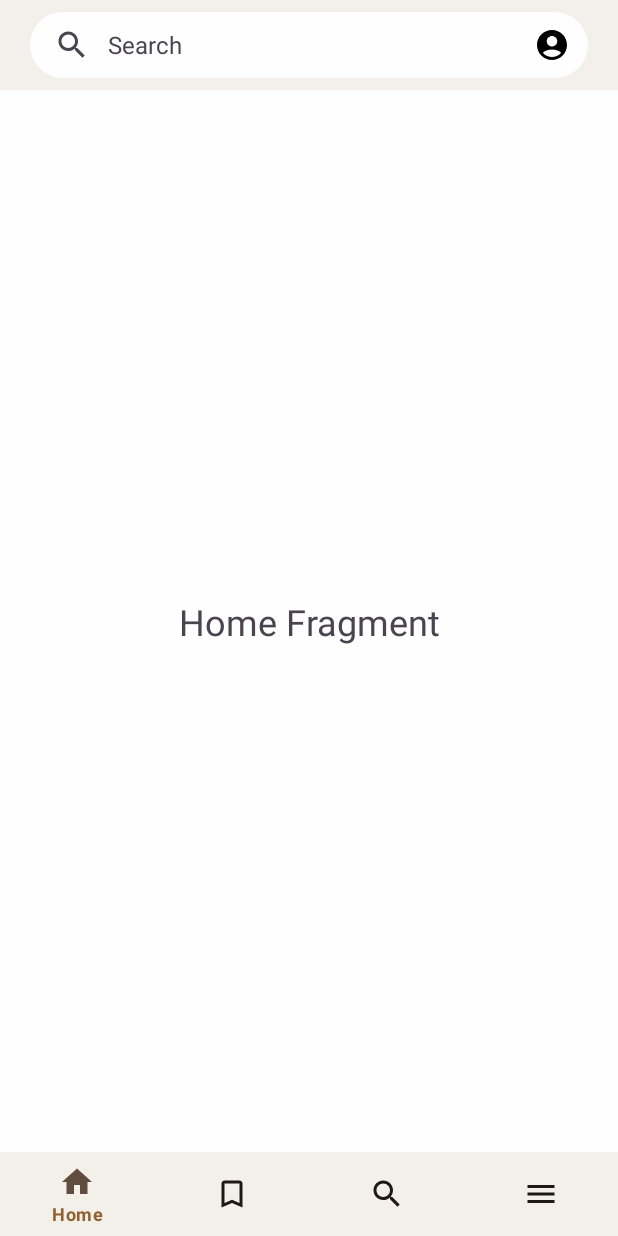
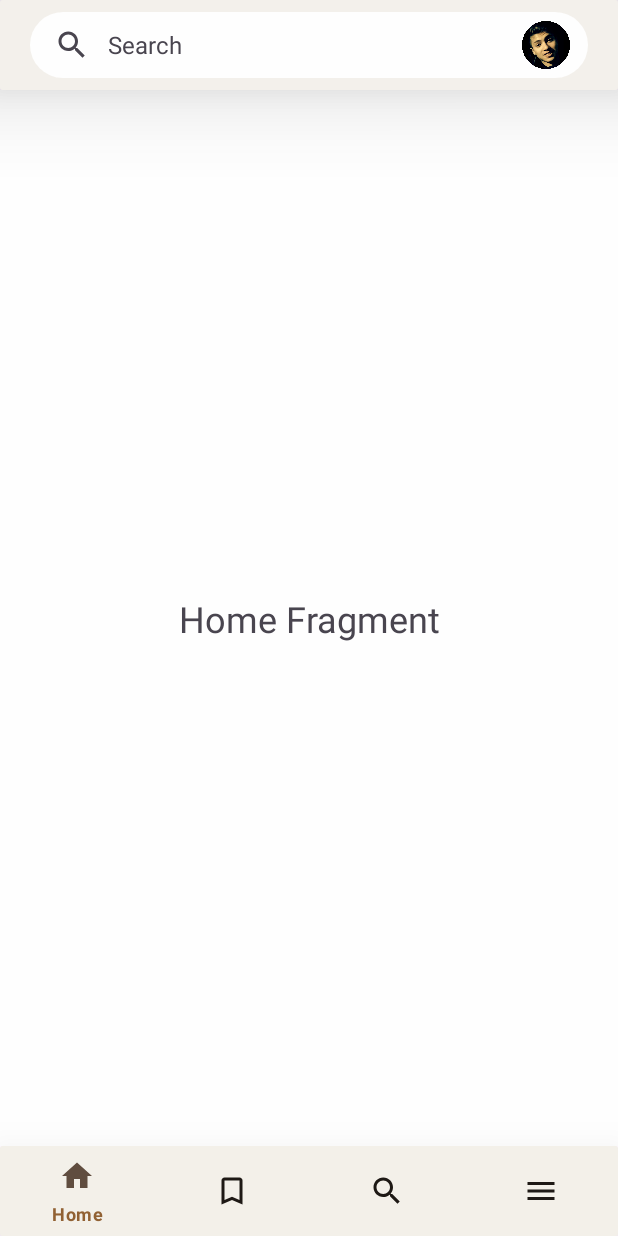
Before and after one commit to d-slesarev/BookFineder, an Android app: the HomeActivity screen opened directly, with no data from a screen before it, on a phone screen of 412 x 824 dp. Run offline under Robolectric (Android 15) with nearby library versions, the phone set to English and light mode, and no system bars; our stand-ins replace navigation-ui; Roboto replaces fonts that are not available here.

Commit message:
Аватар + Тени на Тулбаре Домашнего окна + кнопка меню как Аватар!

```diff
--- a/app/build.gradle.kts
+++ b/app/build.gradle.kts
@@ -55,7 +55,8 @@ dependencies {
     implementation("androidx.navigation:navigation-fragment-ktx:2.7.5")
     implementation("androidx.navigation:navigation-ui-ktx:2.7.5")
 
-    implementation("com.readystatesoftware.systembartint:systembartint:1.0.3")
+    implementation("de.hdodenhof:circleimageview:3.1.0")
+    implementation("com.github.bumptech.glide:glide:4.15.1")
 
 
     testImplementation("junit:junit:4.13.2")
--- a/app/src/main/java/ua/khai/slesarev/bookfinder/home_screen/HomeActivity.kt
+++ b/app/src/main/java/ua/khai/slesarev/bookfinder/home_screen/HomeActivity.kt
@@ -1,18 +1,31 @@
 package ua.khai.slesarev.bookfinder.home_screen
 
 import android.app.Dialog
+import android.content.ContentValues.TAG
 import android.graphics.Color
 import android.graphics.drawable.ColorDrawable
+import android.graphics.drawable.Drawable
 import androidx.appcompat.app.AppCompatActivity
 import android.os.Bundle
+import android.util.Log
+import android.view.MenuItem
+import android.view.View
 import android.view.Window
+import androidx.lifecycle.lifecycleScope
 import androidx.navigation.fragment.NavHostFragment
 import androidx.navigation.fragment.findNavController
 import androidx.navigation.ui.setupWithNavController
+import com.bumptech.glide.Glide
+import com.bumptech.glide.load.engine.GlideException
+import com.bumptech.glide.request.RequestListener
+import com.bumptech.glide.request.target.Target
 import com.google.android.material.bottomnavigation.BottomNavigationView
 import com.google.android.material.search.SearchBar
 import com.google.android.material.search.SearchView
+import kotlinx.coroutines.Dispatchers
+import kotlinx.coroutines.launch
 import ua.khai.slesarev.bookfinder.R
+import javax.sql.DataSource
 
 class HomeActivity : AppCompatActivity() {
 
@@ -31,6 +44,38 @@ class HomeActivity : AppCompatActivity() {
         val searchBar = findViewById<SearchBar>(R.id.search_bar)
         val searchView = findViewById<SearchView>(R.id.search_view)
         searchView.setupWithSearchBar(searchBar)
+
+
+        Glide.with(this)
+            .load(R.drawable.ic_big_avatar)
+            .centerCrop()
+            .circleCrop()
+            .sizeMultiplier(0.50f) //optional
+            .addListener(object : RequestListener<Drawable> {
+
+                override fun onResourceReady(
+                    resource: Drawable?,
+                    model: Any?,
+                    target: com.bumptech.glide.request.target.Target<Drawable>?,
+                    dataSource: com.bumptech.glide.load.DataSource?,
+                    isFirstResource: Boolean
+                ): Boolean {
+                    Log.d(TAG, "loadImage: ready")
+                    resource?.let { renderProfileImage(it, searchBar) }
+                    return true
+                }
+
+                override fun onLoadFailed(
+                    e: GlideException?,
+                    model: Any?,
+                    target: Target<Drawable>?,
+                    isFirstResource: Boolean
+                ): Boolean {
+                    Log.e(TAG, "loadImage: failed")
+                    return true
+                }
+
+            }).submit()
 
         searchBar.setOnMenuItemClickListener { item ->
             when (item.itemId) {
@@ -52,4 +97,10 @@ class HomeActivity : AppCompatActivity() {
             }
         }
     }
+
+    private fun renderProfileImage(resource:Drawable, searchTopBar: SearchBar) {
+        lifecycleScope.launch(Dispatchers.Main){ //Running on Main/UI thread
+            searchTopBar.menu.findItem(R.id.action_search).icon = resource
+        }
+    }
 }
--- /dev/null
+++ b/app/src/main/res/drawable/circle_background.xml
@@ -0,0 +1,6 @@
+<?xml version="1.0" encoding="utf-8"?>
+<shape xmlns:android="http://schemas.android.com/apk/res/android"
+    android:shape="oval">
+    <solid android:color="#FFFFFF"/>
+    <size android:width="22dp" android:height="22dp"/>
+</shape>
--- /dev/null
+++ b/app/src/main/res/drawable/ic_add_photo_12.xml
@@ -0,0 +1,5 @@
+<vector android:height="12dp" android:tint="#656161"
+    android:viewportHeight="24" android:viewportWidth="24"
+    android:width="12dp" xmlns:android="http://schemas.android.com/apk/res/android">
+    <path android:fillColor="@android:color/white" android:pathData="M3,4V1h2v3h3v2H5v3H3V6H0V4H3zM6,10V7h3V4h7l1.83,2H21c1.1,0 2,0.9 2,2v12c0,1.1 -0.9,2 -2,2H5c-1.1,0 -2,-0.9 -2,-2V10H6zM13,19c2.76,0 5,-2.24 5,-5s-2.24,-5 -5,-5s-5,2.24 -5,5S10.24,19 13,19zM9.8,14c0,1.77 1.43,3.2 3.2,3.2s3.2,-1.43 3.2,-3.2s-1.43,-3.2 -3.2,-3.2S9.8,12.23 9.8,14z"/>
+</vector>
--- /dev/null
+++ b/app/src/main/res/drawable/ic_add_photo_24.xml
@@ -0,0 +1,5 @@
+<vector android:height="24dp" android:tint="#656161"
+    android:viewportHeight="24" android:viewportWidth="24"
+    android:width="24dp" xmlns:android="http://schemas.android.com/apk/res/android">
+    <path android:fillColor="@android:color/white" android:pathData="M3,4V1h2v3h3v2H5v3H3V6H0V4H3zM6,10V7h3V4h7l1.83,2H21c1.1,0 2,0.9 2,2v12c0,1.1 -0.9,2 -2,2H5c-1.1,0 -2,-0.9 -2,-2V10H6zM13,19c2.76,0 5,-2.24 5,-5s-2.24,-5 -5,-5s-5,2.24 -5,5S10.24,19 13,19zM9.8,14c0,1.77 1.43,3.2 3.2,3.2s3.2,-1.43 3.2,-3.2s-1.43,-3.2 -3.2,-3.2S9.8,12.23 9.8,14z"/>
+</vector>
--- /dev/null
+++ b/app/src/main/res/drawable/menu_icon.xml
@@ -0,0 +1,5 @@
+<?xml version="1.0" encoding="utf-8"?>
+<layer-list xmlns:android="http://schemas.android.com/apk/res/android">
+    <item android:drawable="@drawable/ic_big_avatar"/>
+    <item android:drawable="@drawable/circle_background"/>
+</layer-list>
--- a/app/src/main/res/layout/activity_home.xml
+++ b/app/src/main/res/layout/activity_home.xml
@@ -1,12 +1,22 @@
 <?xml version="1.0" encoding="utf-8"?>
-<androidx.constraintlayout.widget.ConstraintLayout
+<androidx.constraintlayout.widget.ConstraintLayout xmlns:android="http://schemas.android.com/apk/res/android"
+    xmlns:app="http://schemas.android.com/apk/res-auto"
     xmlns:tools="http://schemas.android.com/tools"
-    xmlns:android="http://schemas.android.com/apk/res/android"
-    xmlns:app="http://schemas.android.com/apk/res-auto"
     android:id="@+id/home_screen"
     android:layout_width="match_parent"
     android:layout_height="match_parent"
     tools:context=".home_screen.HomeActivity">
+
+    <androidx.cardview.widget.CardView
+        android:id="@+id/appBarLayoutCard"
+        android:layout_width="match_parent"
+        android:layout_height="60dp"
+        app:cardBackgroundColor="#F3F0EB"
+        app:cardElevation="35dp"
+        app:layout_constraintEnd_toEndOf="parent"
+        app:layout_constraintHorizontal_bias="0.5"
+        app:layout_constraintStart_toStartOf="parent"
+        app:layout_constraintTop_toTopOf="parent">
 
         <com.google.android.material.appbar.AppBarLayout
             android:id="@+id/appBarLayout2"
@@ -32,18 +42,20 @@
                     android:backgroundTint="#FEFEFE"
                     android:hint="Search"
                     app:endIconMode="custom"
-                app:menu="@menu/searchbar_menu"
                     app:layout_constraintBottom_toBottomOf="parent"
                     app:layout_constraintEnd_toEndOf="parent"
                     app:layout_constraintHorizontal_bias="0.5"
                     app:layout_constraintStart_toStartOf="parent"
                     app:layout_constraintTop_toTopOf="parent"
                     app:layout_constraintVertical_bias="0.5"
+                    app:menu="@menu/searchbar_menu"
                     tools:ignore="TouchTargetSizeCheck" />
 
             </androidx.constraintlayout.widget.ConstraintLayout>
 
         </com.google.android.material.appbar.AppBarLayout>
+
+    </androidx.cardview.widget.CardView>
 
     <com.google.android.material.search.SearchView
         android:id="@+id/search_view"
@@ -58,34 +70,43 @@
     </com.google.android.material.search.SearchView>
 
 
+    <androidx.cardview.widget.CardView
+        android:id="@+id/bottomNavCard"
+        android:layout_width="match_parent"
+        android:layout_height="60dp"
+        app:cardBackgroundColor="#F3F0EB"
+        app:cardElevation="45dp"
+        android:elevation="45dp"
+        app:layout_constraintBottom_toBottomOf="parent"
+        app:layout_constraintEnd_toEndOf="parent"
+        app:layout_constraintStart_toStartOf="parent">
+
         <com.google.android.material.bottomnavigation.BottomNavigationView
             android:id="@+id/bottomNav"
             style="@style/Widget.MaterialComponents.BottomNavigationView.Colored"
             android:layout_width="match_parent"
-        android:layout_height="wrap_content"
+            android:layout_height="match_parent"
             android:background="#F3F0E9"
-        android:elevation="12dp"
             app:itemIconTint="@color/icons_color_nav"
             app:itemRippleColor="@color/cursor_color"
             app:itemTextColor="@color/cursor_color"
-        app:layout_constraintBottom_toBottomOf="parent"
-        app:layout_constraintEnd_toEndOf="parent"
-        app:layout_constraintStart_toStartOf="parent"
             app:menu="@menu/bottom_menu" />
+
+    </androidx.cardview.widget.CardView>
+
+
 
     <androidx.fragment.app.FragmentContainerView
         android:id="@+id/fragmentContainerView"
         android:name="androidx.navigation.fragment.NavHostFragment"
         android:layout_width="0dp"
         android:layout_height="0dp"
-
-
         app:defaultNavHost="true"
-        app:layout_constraintBottom_toTopOf="@+id/bottomNav"
+        app:layout_constraintBottom_toTopOf="@+id/bottomNavCard"
         app:layout_constraintEnd_toEndOf="parent"
         app:layout_constraintHorizontal_bias="1.0"
         app:layout_constraintStart_toStartOf="parent"
-        app:layout_constraintTop_toBottomOf="@+id/appBarLayout2"
+        app:layout_constraintTop_toBottomOf="@+id/appBarLayoutCard"
         app:navGraph="@navigation/home_screan_nav" />
 
 </androidx.constraintlayout.widget.ConstraintLayout>
--- a/app/src/main/res/menu/searchbar_menu.xml
+++ b/app/src/main/res/menu/searchbar_menu.xml
@@ -3,8 +3,9 @@
     xmlns:app="http://schemas.android.com/apk/res-auto">
 
     <item android:id="@+id/action_search"
-        android:icon="@drawable/ic_account_24"
+        android:icon="@drawable/ic_big_avatar"
+        android:title="account"
         app:showAsAction="always"
-        android:title="account" />
+        android:menuCategory="secondary"/>
 
 </menu>
```
Also changed, not shown: app/src/main/res/layout/popup_dialog.xml (+43 -24 lines), app/src/main/res/layout/test_layout.xml (added, +11 -0 lines). Lines whose indentation alone changed are shown as unchanged.
